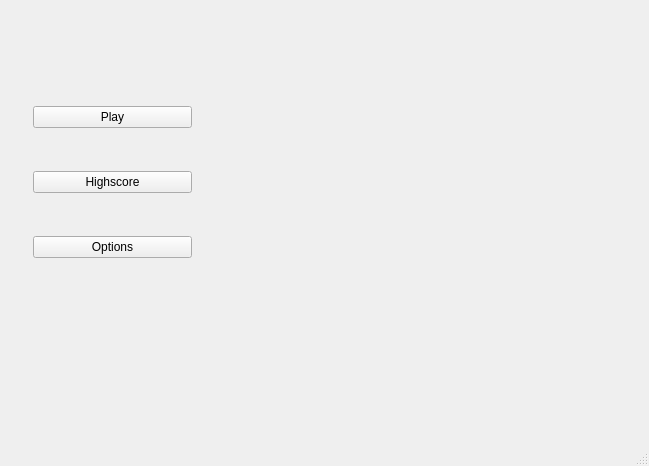
mrz187/Hangman, file frmmain.ui: the form before one commit.
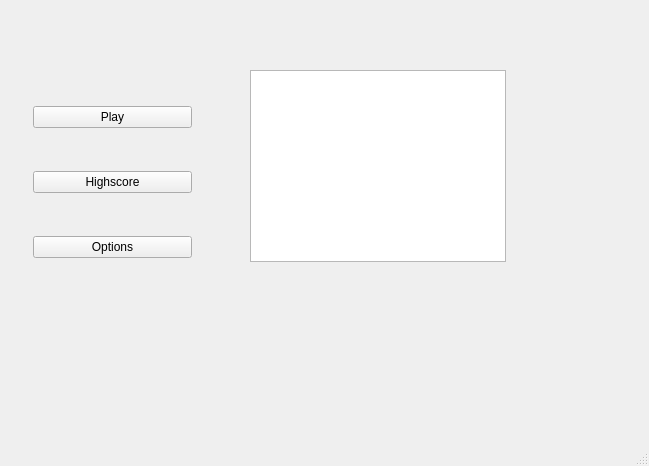
The form after the commit.

The edit to the form file:
```diff
--- a/frmmain.ui
+++ b/frmmain.ui
@@ -65,6 +65,16 @@
      </item>
     </layout>
    </widget>
+   <widget class="QGraphicsView" name="graphicsView">
+    <property name="geometry">
+     <rect>
+      <x>250</x>
+      <y>70</y>
+      <width>256</width>
+      <height>192</height>
+     </rect>
+    </property>
+   </widget>
   </widget>
   <widget class="QStatusBar" name="statusBar"/>
  </widget>
```
